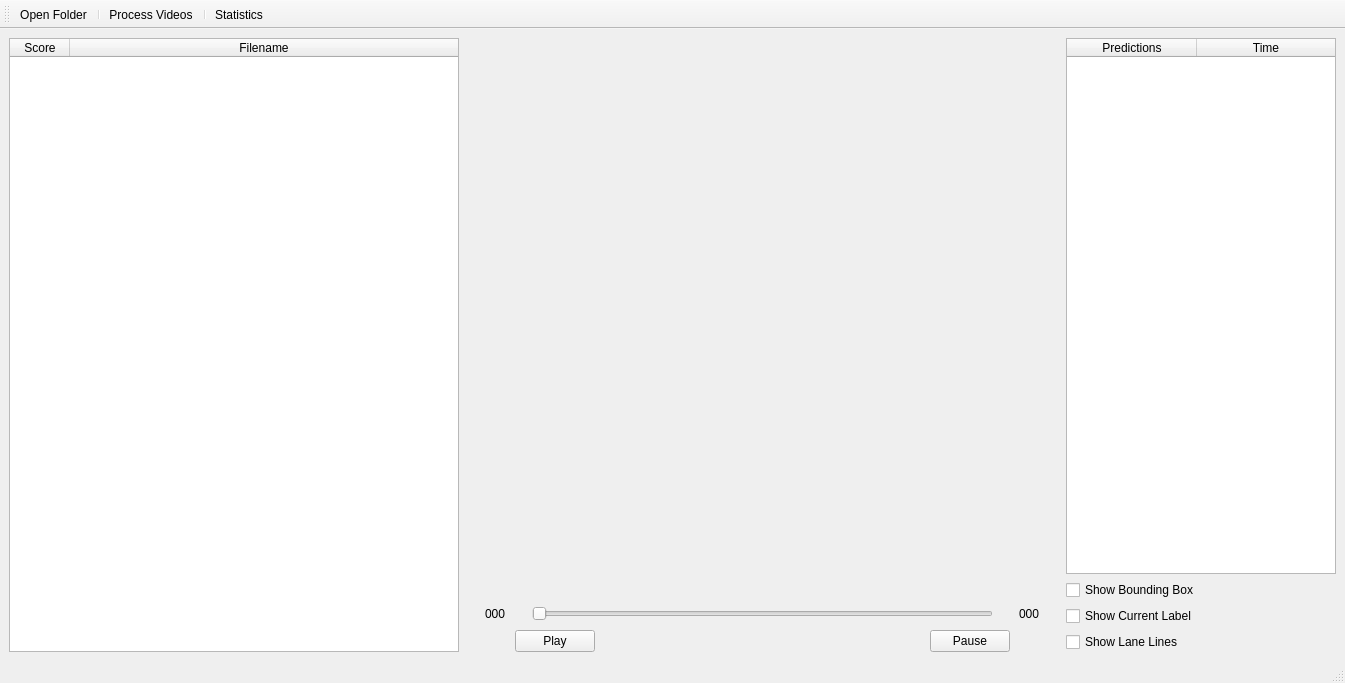
Above: App.ui from byq-luo/bosch before the change. Below: the same form after it.
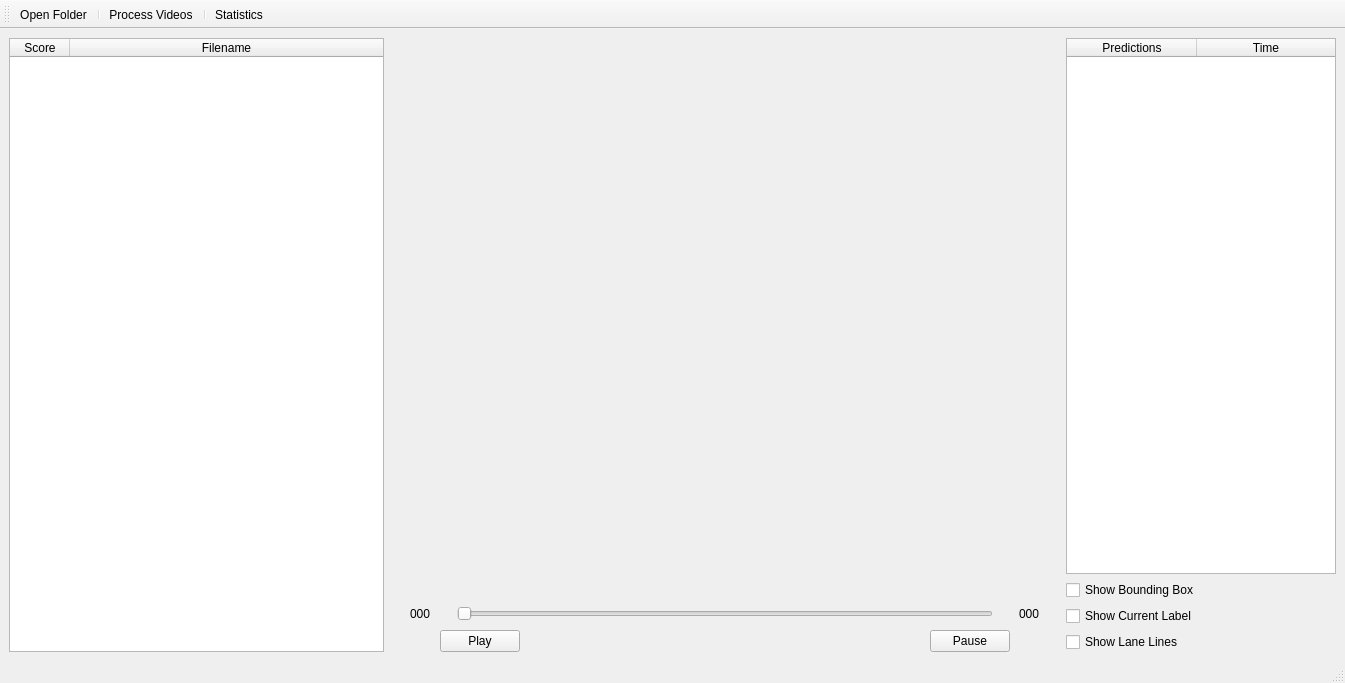
That is the form after the change. Custom widgets are drawn as their Qt base class.

Commit message: Make file view better.

```diff
--- a/App.ui
+++ b/App.ui
@@ -21,7 +21,7 @@
        <widget class="QTableWidget" name="fileTableWidget">
         <property name="maximumSize">
          <size>
-          <width>450</width>
+          <width>375</width>
           <height>16777215</height>
          </size>
         </property>
```
Left out of the diff: 3 changed lines with no effect on the pictures. The commit also changes 2 other files.
